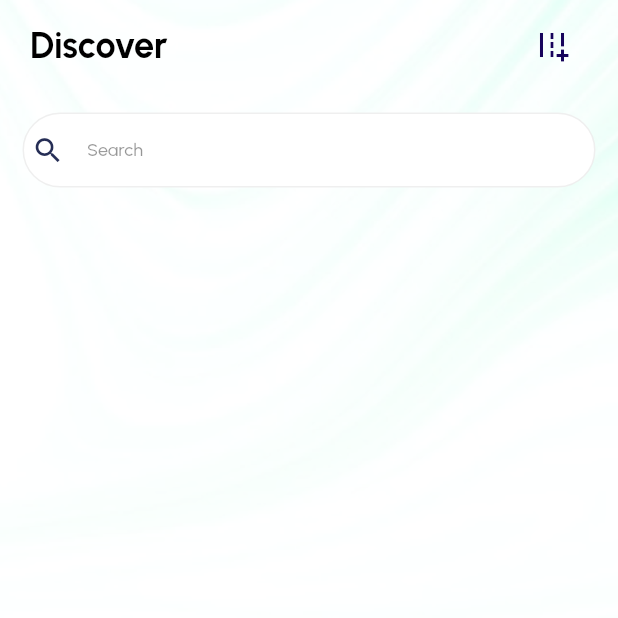
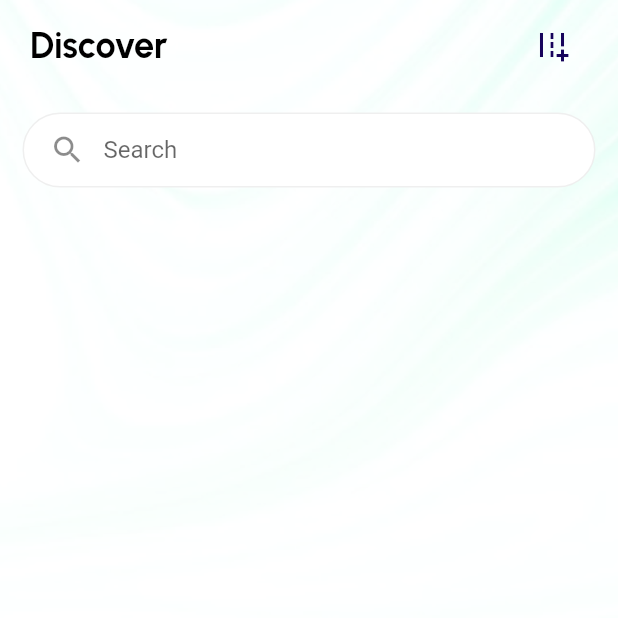
Before and after one commit to ParthIntelizia/Property_App, a Flutter app: the screen it shows after launch, item 4 of the bottom bar chosen, on a phone screen of 412 x 824 dp, the top half of it. Run offline on Flutter 3.47's test engine with Material 2 defaults, Android fonts, the phone set to English and light mode, and no system bars; our stand-ins replace carousel_slider, cloud_firestore, connectivity, firebase_auth, firebase_core, flutter_otp_text_field and 10 more; missing offline and left inert: connectivity_for_web, flutter_facebook_auth, flutter_facebook_auth_web, flutter_statusbarcolor_ns, geolocator_web; accounts and stored records are empty.

Commit message:
init(23-10-22)

```diff
--- a/lib/home/home.dart
+++ b/lib/home/home.dart
@@ -15,7 +15,7 @@ import '../constants/constant_widgets.dart';
 import '../models/service_model.dart';
 import '../models/wish_list_model.dart';
 import '../pages/authentication/signin.dart';
-import '../pages/event_details_screen.dart';
+import '../pages/property_details_screen.dart';
 import 'widgets/search_widget.dart';
 import 'widgets/service_widget.dart';
 
@@ -342,7 +342,7 @@ class _HomePageState extends State<HomePage>
                           onTap: () {
                             if (GetStorageServices.getUserLoggedInStatus() ==
                                 true) {
-                              Get.to(() => EventDetailsPage(
+                              Get.to(() => PropertyDetailsPage(
                                     fetchData: fetchData,
                                   ));
                             } else {
@@ -414,7 +414,7 @@ class _HomePageState extends State<HomePage>
                                   if (GetStorageServices
                                           .getUserLoggedInStatus() ==
                                       true) {
-                                    Get.to(() => EventDetailsPage(
+                                    Get.to(() => PropertyDetailsPage(
                                           fetchData: fetchMenData,
                                         ));
                                   } else {
--- a/lib/main.dart
+++ b/lib/main.dart
@@ -9,7 +9,7 @@ import 'package:luxepass/pages/authentication/email_entry.dart';
 import 'package:luxepass/pages/authentication/phone_authentication_screen.dart';
 import 'package:luxepass/pages/authentication/signin.dart';
 import 'package:luxepass/pages/bottom_navigation_screen.dart';
-import 'package:luxepass/pages/event_details_screen.dart';
+import 'package:luxepass/pages/property_details_screen.dart';
 import 'package:luxepass/pages/review_booking_page.dart';
 import 'package:luxepass/pages/splash_screen.dart';
 import 'package:luxepass/providers/my_booking_provider.dart';
@@ -74,7 +74,9 @@ class MyApp extends StatelessWidget {
       routes: routes,
       debugShowCheckedModeBanner: false,
       theme: ThemeData(
-        primarySwatch: Colors.blue,
+        colorScheme: ColorScheme.fromSwatch().copyWith(
+          primary: Color(0xff26416B),
+        ),
       ),
       home: const Splash(),
     );
--- a/lib/pages/bottom_navigation_screen.dart
+++ b/lib/pages/bottom_navigation_screen.dart
@@ -6,7 +6,7 @@ import 'package:luxepass/pages/user_profile_page.dart';
 import '../home/home.dart';
 import '../providers/navbar_provider.dart';
 import '../services/locator_service.dart';
-import 'my_booking_page.dart';
+import 'discover_page.dart';
 import 'my_wish_list_page.dart';
 
 class BottomNavigationBarScreen extends StatefulWidget {
@@ -72,7 +72,7 @@ class _BottomNavigationBarState extends State<BottomNavigationBarScreen>
       ..add(const HomePage())
       ..add(const MyWishListPage())
       ..add(const ServicesPage())
-      ..add(const MyBookingPage())
+      ..add(const DiscoverPage())
       ..add(const UserProfilePage());
     super.initState();
     WidgetsBinding.instance.addObserver(this);
--- a/lib/pages/category_wise_screen.dart
+++ b/lib/pages/category_wise_screen.dart
@@ -3,7 +3,7 @@ import 'package:flutter/cupertino.dart';
 import 'package:flutter/material.dart';
 import 'package:get/get.dart';
 import 'package:luxepass/constants/const_variables.dart';
-import 'package:luxepass/pages/event_details_screen.dart';
+import 'package:luxepass/pages/property_details_screen.dart';
 import 'package:luxepass/providers/my_wish_list_provider.dart';
 import 'package:provider/provider.dart';
 import '../../constants/constant_colors.dart';
@@ -126,7 +126,7 @@ class _CategoryWiseScreenState extends State<CategoryWiseScreen>
                                   if (GetStorageServices
                                           .getUserLoggedInStatus() ==
                                       true) {
-                                    Get.to(() => EventDetailsPage(
+                                    Get.to(() => PropertyDetailsPage(
                                           fetchData: getSingleProductData,
                                         ));
                                   } else {
--- a/lib/pages/my_booking_page.dart
+++ b/lib/pages/discover_page.dart
@@ -6,19 +6,24 @@ import '../../constants/constant_colors.dart';
 import '../../constants/constant_widgets.dart';
 import '../get_storage_services/get_storage_service.dart';
 import '../home/widgets/wishl_list_item_widget.dart';
+import '../utils/wishlist_shimmer.dart';
 import 'authentication/signin.dart';
-import 'event_details_screen.dart';
+import 'property_details_screen.dart';
 
-class MyBookingPage extends StatefulWidget {
-  const MyBookingPage({Key? key}) : super(key: key);
+class DiscoverPage extends StatefulWidget {
+  const DiscoverPage({Key? key}) : super(key: key);
 
   @override
-  State<MyBookingPage> createState() => _MyBookingPageState();
+  State<DiscoverPage> createState() => _DiscoverPageState();
 }
 
-class _MyBookingPageState extends State<MyBookingPage>
+class _DiscoverPageState extends State<DiscoverPage>
     with SingleTickerProviderStateMixin {
   ConstWidgets constWidgets = ConstWidgets();
+
+  String searchText = '';
+
+  TextEditingController searchController = TextEditingController();
 
   @override
   void initState() {
@@ -78,38 +83,27 @@ class _MyBookingPageState extends State<MyBookingPage>
                       decoration: BoxDecoration(
                         color: ConstColors.searchBoxColor,
                         border: Border.all(
-                              color: ConstColors.widgetDividerColor,
-                              width: 1.0),
-                          borderRadius: BorderRadius.circular(50)),
-                      child: Row(
-                        mainAxisAlignment: MainAxisAlignment.spaceBetween,
-                        children: [
-                          SizedBox(
-                            child: Row(
-                              mainAxisSize: MainAxisSize.min,
-                              crossAxisAlignment: CrossAxisAlignment.center,
-                              mainAxisAlignment: MainAxisAlignment.start,
-                              children: [
-                                const Icon(Icons.search,
-                                    size: 22, color: ConstColors.lightColor),
-                                const SizedBox(
-                                  width: 15,
+                            color: ConstColors.widgetDividerColor, width: 1.0),
+                        borderRadius: BorderRadius.circular(50),
                       ),
-                                SizedBox(
-                                  child: constWidgets.textWidget(
-                                      "Search",
-                                      FontWeight.w500,
-                                      12,
-                                      ConstColors.searchBoxHighlightColor),
+                      child: TextFormField(
+                        controller: searchController,
+                        onChanged: (value) {
+                          setState(() {
+                            searchText = value;
+                          });
+                        },
+                        decoration: InputDecoration(
+                          prefixIcon: Icon(Icons.search),
+                          hintText: "Search",
+                          border: InputBorder.none,
+                        ),
+                      ),
+                    ),
                   )
                 ],
               ),
             ),
-                        ],
-                      ),
-                    ))
-              ],
-            )),
           ];
         },
         body: _descriptionWidget(),
@@ -137,10 +131,19 @@ class _MyBookingPageState extends State<MyBookingPage>
               itemCount: snapshot.data.docs.length,
               itemBuilder: (context, index) {
                 var fetchData = snapshot.data.docs[index];
+                // if (searchText.isNotEmpty) {
+                //   fetchData = fetchData.where((element) {
+                //     return element
+                //         .get('propertyName')
+                //         .toString()
+                //         .toLowerCase()
+                //         .contains(searchText.toLowerCase());
+                //   }).toList();
+                // }
                 return WishListItemWidget(
                     onTap: () {
                       if (GetStorageServices.getUserLoggedInStatus() == true) {
-                        Get.to(() => EventDetailsPage(
+                        Get.to(() => PropertyDetailsPage(
                               fetchData: fetchData,
                             ));
                       } else {
@@ -151,7 +154,7 @@ class _MyBookingPageState extends State<MyBookingPage>
               },
             );
           } else {
-            return CircularProgressIndicator();
+            return WishListShimmer();
           }
         },
       )),
--- a/lib/pages/splash_screen.dart
+++ b/lib/pages/splash_screen.dart
@@ -16,7 +16,7 @@ class _SplashState extends State<Splash> {
   @override
   void initState() {
     super.initState();
-    Timer(const Duration(seconds: 3), () {
+    Timer(const Duration(seconds: 2), () {
       MyNavigator.goToHome(context);
     });
   }
@@ -30,7 +30,7 @@ class _SplashState extends State<Splash> {
           height: MediaQuery.of(context).size.height,
           decoration: const BoxDecoration(
             image: DecorationImage(
-              image: ExactAssetImage('assets/icons/splash_screen.jpeg'),
+              image: ExactAssetImage('assets/icons/splash_screen.png'),
               fit: BoxFit.fill,
             ),
           )),
--- a/pubspec.yaml
+++ b/pubspec.yaml
@@ -53,7 +53,7 @@ dependencies:
   get: 4.6.1
   get_storage: ^2.0.3
   cloud_firestore: ^3.5.1
-
+  shimmer: ^2.0.0
 
 dev_dependencies:
   flutter_test:
```
Also changed, not shown: lib/pages/my_wish_list_page.dart (+5 -4 lines), lib/pages/property_details_screen.dart (renamed from lib/pages/event_details_screen.dart, +39 -29 lines), lib/utils/wishlist_shimmer.dart (added, +98 -0 lines), assets/icons/splash_screen.jpeg (deleted), assets/icons/splash_screen.png (added), pubspec.lock, 1 other file. Lines whose indentation alone changed are shown as unchanged.
